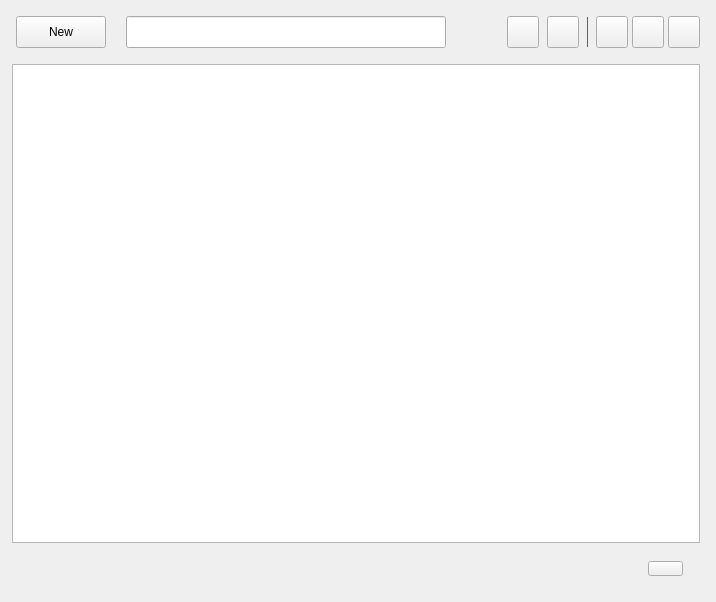
First picture: the form in src/plugins/ukui-notebook/widget.ui, repository ukui/ukui-sidebar, before the edit.
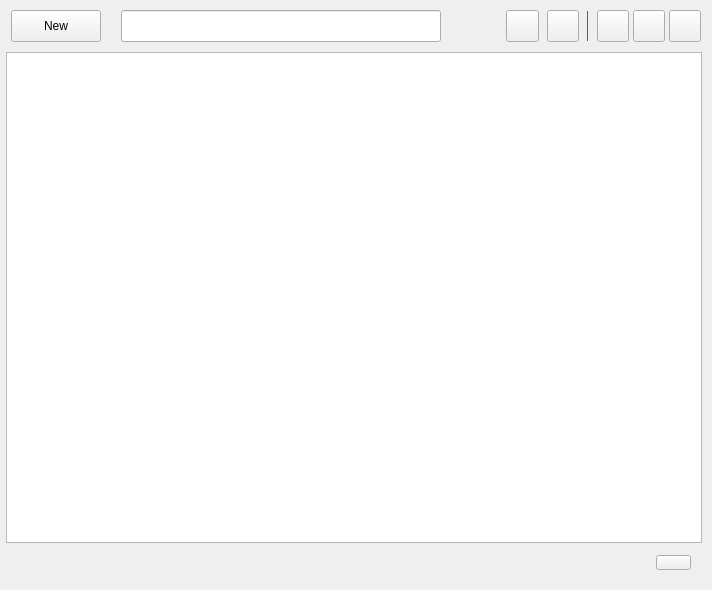
Second picture: the form after the edit. Icons and pictures are not drawn. Custom widgets are drawn as their Qt base class.

```diff
--- a/src/plugins/ukui-notebook/widget.ui
+++ b/src/plugins/ukui-notebook/widget.ui
@@ -6,20 +6,20 @@
    <rect>
     <x>0</x>
     <y>0</y>
-    <width>716</width>
-    <height>602</height>
+    <width>712</width>
+    <height>590</height>
    </rect>
   </property>
   <property name="minimumSize">
    <size>
-    <width>716</width>
-    <height>602</height>
+    <width>704</width>
+    <height>590</height>
    </size>
   </property>
   <property name="maximumSize">
    <size>
-    <width>716</width>
-    <height>602</height>
+    <width>712</width>
+    <height>590</height>
    </size>
   </property>
   <property name="windowTitle">
@@ -30,19 +30,19 @@
   </property>
   <layout class="QVBoxLayout" name="verticalLayout">
    <property name="spacing">
-    <number>16</number>
+    <number>10</number>
    </property>
    <property name="leftMargin">
-    <number>12</number>
+    <number>6</number>
    </property>
    <property name="topMargin">
-    <number>16</number>
+    <number>10</number>
    </property>
    <property name="rightMargin">
-    <number>16</number>
+    <number>10</number>
    </property>
    <property name="bottomMargin">
-    <number>23</number>
+    <number>17</number>
    </property>
    <item>
     <layout class="QHBoxLayout" name="horizontalLayout_4">
@@ -299,11 +299,11 @@
    <item>
     <layout class="QHBoxLayout" name="horizontalLayout_2">
      <property name="leftMargin">
-      <number>23</number>
-     </property>
-     <property name="rightMargin">
       <number>17</number>
      </property>
+     <property name="rightMargin">
+      <number>11</number>
+     </property>
      <item>
       <widget class="QLabel" name="label">
        <property name="styleSheet">
```
